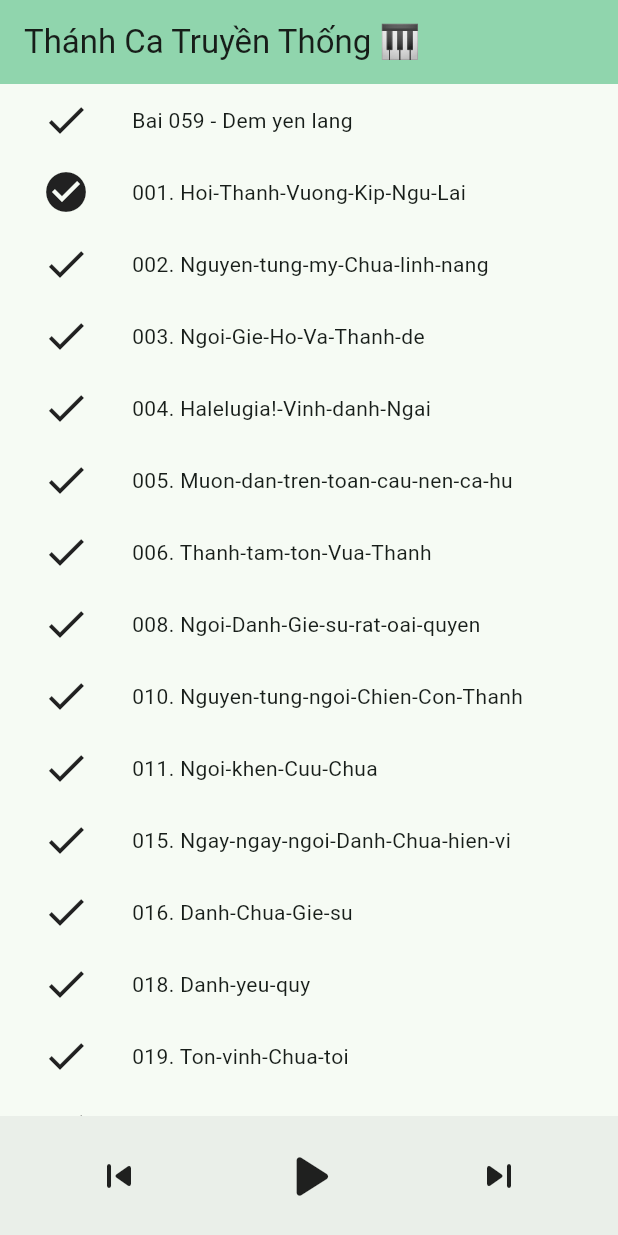
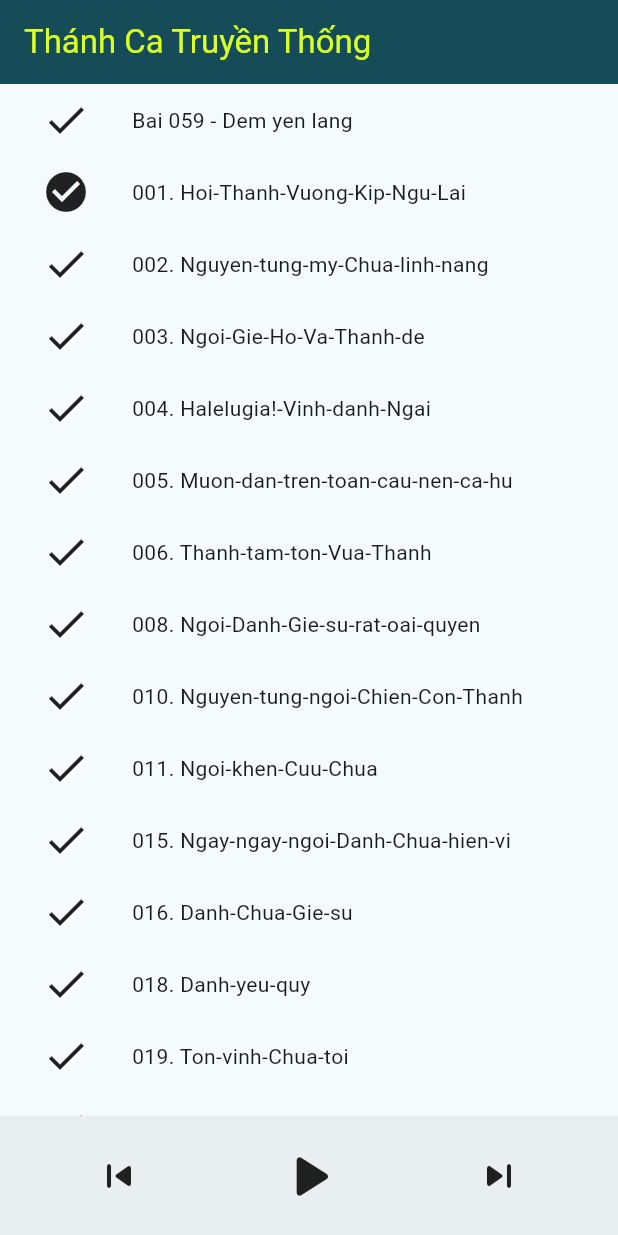
Before and after one commit to and1truong/thanhcatruyenthong, a Flutter app: the screen it shows after launch, item 3 of the bottom bar chosen, on a phone screen of 412 x 824 dp. Run offline on Flutter 3.47's test engine with Material 3 defaults, Android fonts, the phone set to English and light mode, and no system bars; our stand-ins replace audioplayers.

Commit message:
adjust colours.

```diff
--- a/lib/app.dart
+++ b/lib/app.dart
@@ -21,7 +21,7 @@ class _AppState extends State<App> {
   Future<void> _togglePlay() async {
     if (!isPlaying) {
       setState(() { isPlaying = true; });
-      await widget.player.play(songs[pathIndex].url);
+      await widget.player.play(UrlSource(songs[pathIndex].url));
     } else {
       setState(() { isPlaying = false; });
       await widget.player.pause();
@@ -36,10 +36,8 @@ class _AppState extends State<App> {
           }
         });
 
-        if (isPlaying) {
-          await widget.player.stop();
-          await widget.player.play(songs[pathIndex].url);
-        }
+        await widget.player.stop();
+        await widget.player.play(UrlSource(songs[pathIndex].url));
     };
   }
 
@@ -47,7 +45,8 @@ class _AppState extends State<App> {
   Widget build(BuildContext context) {
     return Scaffold(
       appBar: AppBar(
-        backgroundColor: Theme.of(context).colorScheme.inversePrimary,
+        backgroundColor: Theme.of(context).colorScheme.primary,
+        foregroundColor: Theme.of(context).colorScheme.inversePrimary,
         title: Text(widget.title),
       ),
       bottomNavigationBar: PlayerControl(isPlaying: isPlaying, pathIndex: pathIndex, length: songs.length, onSelectItem: _selectItem, togglePlay: _togglePlay),
--- a/lib/main.dart
+++ b/lib/main.dart
@@ -17,12 +17,16 @@ class Wrapper extends StatelessWidget {
     return MaterialApp(
       title: 'Thánh Ca Truyền Thống',
       theme: ThemeData(
-        colorScheme: ColorScheme.fromSeed(seedColor: Colors.greenAccent),
+        colorScheme: ColorScheme.fromSeed(
+          seedColor:  Color.fromARGB(250, 17, 73, 84),
+          primary: Color.fromARGB(250, 17, 73, 84),
+          inversePrimary: Color.fromARGB(255, 216, 255, 41),
+          ),
         useMaterial3: true,
       ),
       home: App(
         player: player,
-        title: 'Thánh Ca Truyền Thống 🎹',
+        title: 'Thánh Ca Truyền Thống',
       ),
     );
   }
--- a/pubspec.yaml
+++ b/pubspec.yaml
@@ -30,7 +30,7 @@ environment:
 dependencies:
   flutter:
     sdk: flutter
-  audioplayers: ^0.20.1
+  audioplayers: ^6.0.0
 
   # The following adds the Cupertino Icons font to your application.
   # Use with the CupertinoIcons class for iOS style icons.
```
Also changed, not shown: pubspec.lock.
